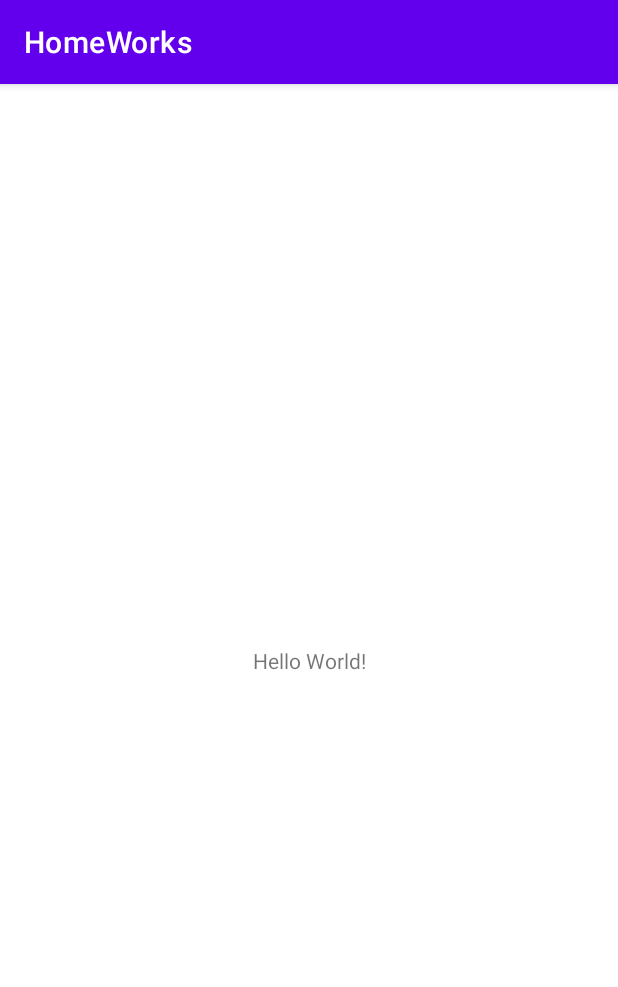
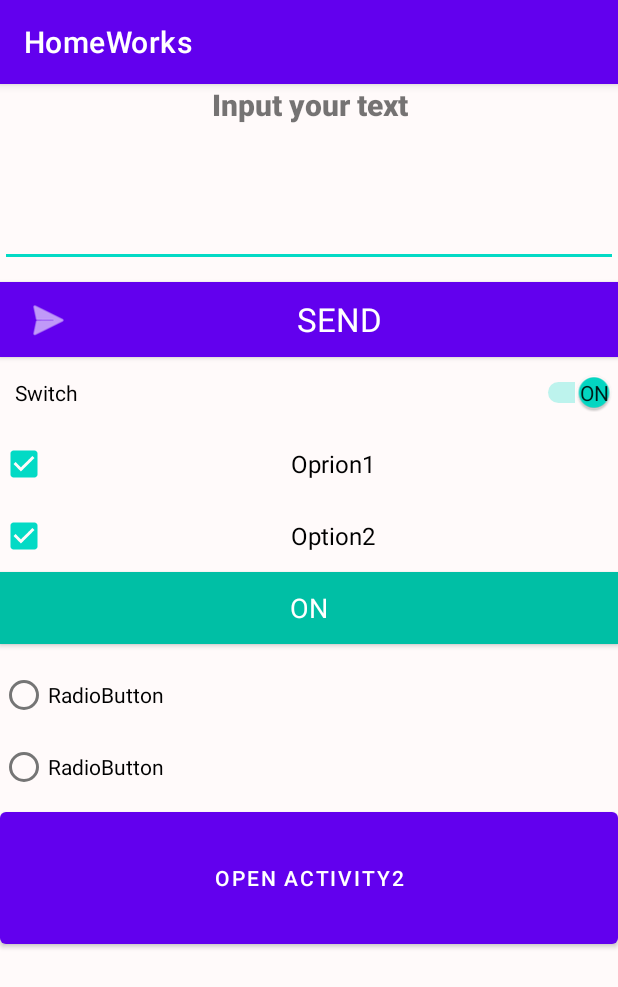
Before and after one commit to merkushev-e/HomeWorks, an Android app: the screen it shows after launch (MainActivity), on a phone screen of 412 x 824 dp. Shown: the top 987 px of the screen. Run offline under Robolectric (Android 15) with nearby library versions, the phone set to English and light mode, and no system bars.

```diff
--- a/app/src/main/AndroidManifest.xml
+++ b/app/src/main/AndroidManifest.xml
@@ -9,6 +9,7 @@
         android:roundIcon="@mipmap/ic_launcher_round"
         android:supportsRtl="true"
         android:theme="@style/Theme.HomeWorks">
+        <activity android:name=".MainActivity2"></activity>
         <activity android:name=".MainActivity">
             <intent-filter>
                 <action android:name="android.intent.action.MAIN" />
--- a/app/src/main/res/layout/activity_main.xml
+++ b/app/src/main/res/layout/activity_main.xml
@@ -1,18 +1,122 @@
 <?xml version="1.0" encoding="utf-8"?>
-<androidx.constraintlayout.widget.ConstraintLayout xmlns:android="http://schemas.android.com/apk/res/android"
+<LinearLayout xmlns:android="http://schemas.android.com/apk/res/android"
     xmlns:app="http://schemas.android.com/apk/res-auto"
     xmlns:tools="http://schemas.android.com/tools"
     android:layout_width="match_parent"
     android:layout_height="match_parent"
-    tools:context=".MainActivity">
+    android:background="#FFFAFA"
+    android:orientation="vertical"
+    android:visibility="visible"
+    tools:context=".MainActivity"
+    tools:visibility="visible">
+
 
     <TextView
-        android:layout_width="wrap_content"
+        android:id="@+id/textView4"
+        android:layout_width="match_parent"
         android:layout_height="wrap_content"
-        android:text="Hello World!"
-        app:layout_constraintBottom_toBottomOf="parent"
-        app:layout_constraintLeft_toLeftOf="parent"
-        app:layout_constraintRight_toRightOf="parent"
-        app:layout_constraintTop_toTopOf="parent" />
+        android:layout_marginBottom="10dp"
+        android:fontFamily="sans-serif-black"
+        android:text="Input your text"
+        android:textAlignment="center"
+        android:textSize="20sp" />
 
-</androidx.constraintlayout.widget.ConstraintLayout>
+    <EditText
+        android:id="@+id/editTextTextMultiLine2"
+        android:layout_width="match_parent"
+        android:layout_height="wrap_content"
+        android:layout_marginBottom="10dp"
+        android:ems="10"
+        android:gravity="start|top"
+        android:inputType="textMultiLine"
+        android:padding="30dp" />
+
+    <Button
+        android:id="@+id/button3"
+        style="@style/Widget.AppCompat.Button.Small"
+        android:layout_width="match_parent"
+        android:layout_height="50dp"
+        android:layout_marginBottom="10dp"
+        android:background="@color/teal_200"
+        android:backgroundTint="#64DD17"
+        android:backgroundTintMode="screen"
+        android:clickable="true"
+        android:focusable="true"
+        android:text="SEND"
+        android:textAppearance="@style/TextAppearance.AppCompat.Large"
+        app:icon="@android:drawable/ic_menu_send" />
+
+    <Switch
+        android:id="@+id/switch1"
+        android:layout_width="match_parent"
+        android:layout_height="wrap_content"
+        android:layout_marginBottom="10dp"
+        android:checked="true"
+        android:cursorVisible="true"
+        android:paddingLeft="10dp"
+        android:showText="true"
+        android:splitTrack="true"
+        android:text="Switch"
+        android:textAlignment="textStart"
+        tools:checked="true" />
+
+    <CheckBox
+        android:id="@+id/checkBox"
+        android:layout_width="match_parent"
+        android:layout_height="wrap_content"
+        android:checked="true"
+        android:text="Oprion1"
+        android:textAlignment="center"
+        android:textSize="16sp" />
+
+    <CheckBox
+        android:id="@+id/checkBox2"
+        android:layout_width="match_parent"
+        android:layout_height="wrap_content"
+        android:checked="true"
+        android:text="Option2"
+        android:textAlignment="center"
+        android:textSize="16sp"
+        android:visibility="visible"
+        tools:visibility="visible" />
+
+    <ToggleButton
+        android:id="@+id/toggleButton"
+        android:layout_width="match_parent"
+        android:layout_height="wrap_content"
+        android:layout_marginBottom="10dp"
+        android:autoLink="email"
+        android:autoText="true"
+        android:background="#00BFA5"
+        android:buttonTint="#00C853"
+        android:checked="true"
+        android:text="ToggleButton"
+        android:textAlignment="center"
+        android:textAppearance="@style/TextAppearance.AppCompat.Medium"
+        android:textColor="#FFFFFF" />
+
+    <RadioGroup
+        android:layout_width="match_parent"
+        android:layout_height="wrap_content">
+
+        <RadioButton
+            android:id="@+id/radioButton"
+            android:layout_width="match_parent"
+            android:layout_height="wrap_content"
+            android:text="RadioButton" />
+
+        <RadioButton
+            android:id="@+id/radioButton2"
+            android:layout_width="match_parent"
+            android:layout_height="wrap_content"
+            android:text="RadioButton" />
+
+    </RadioGroup>
+
+    <Button
+        android:id="@+id/button4"
+        android:layout_width="match_parent"
+        android:layout_height="100dp"
+        android:elegantTextHeight="false"
+        android:text="Open Activity2" />
+</LinearLayout>
```
Also changed, not shown: app/src/main/java/ru/gb/homeworks/MainActivity2.java (added, +20 -0 lines), app/src/main/res/layout/activity_main2.xml (added, +88 -0 lines).
